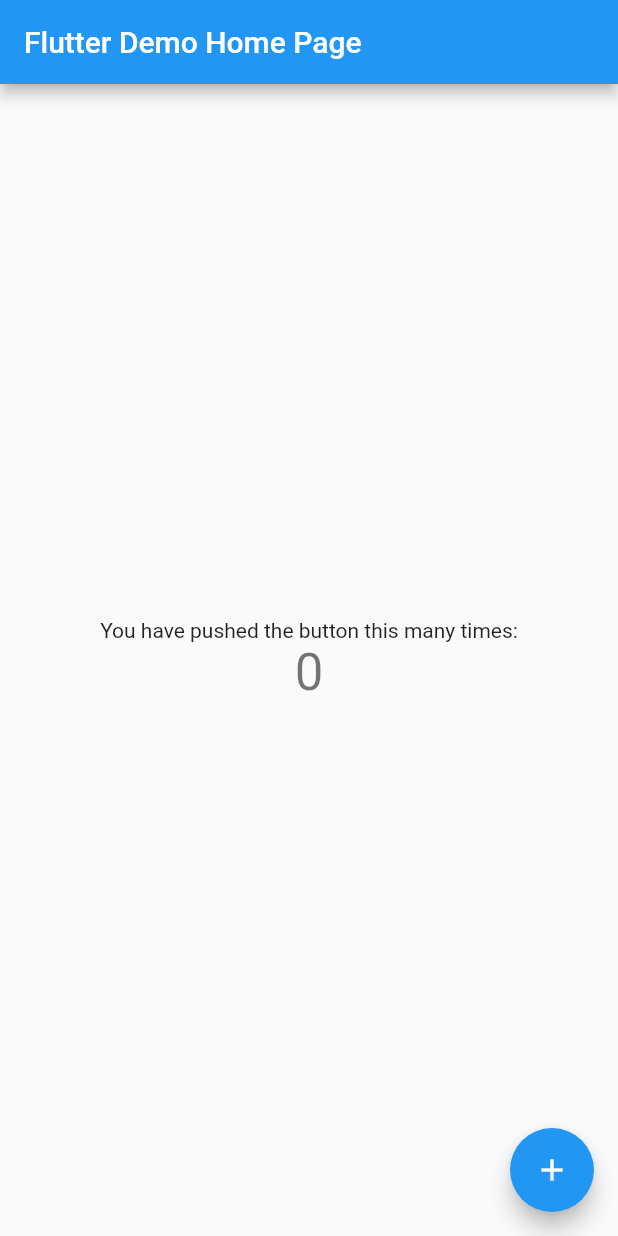
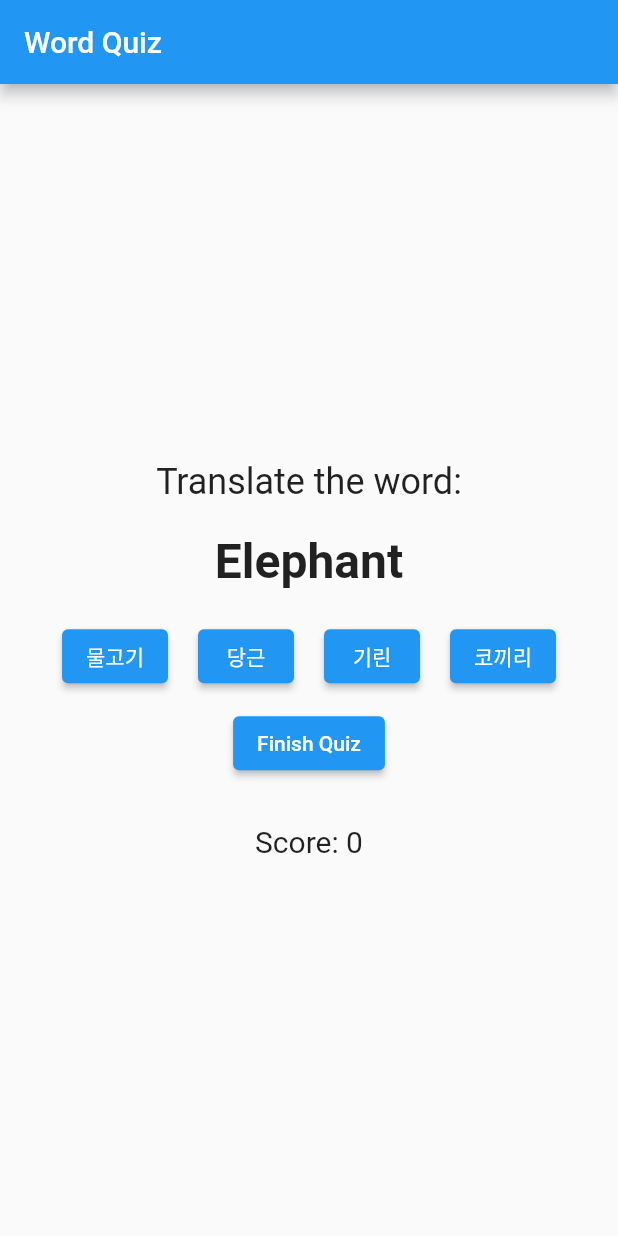
Before and after one commit to HoeYeon/Flutter, a Flutter app: the screen it shows after launch, on a phone screen of 412 x 824 dp. Run offline on Flutter 3.47's test engine with Material 2 defaults, Android fonts, the phone set to English and light mode, and no system bars; our stand-ins replace get, websafe_svg.

Commit message:
Feat: word quiz

```diff
--- a/flutter_puzzle_game/lib/main.dart
+++ b/flutter_puzzle_game/lib/main.dart
@@ -1,115 +1,182 @@
 import 'package:flutter/material.dart';
+import 'dart:math';
 
 void main() {
-  runApp(const MyApp());
+  runApp(WordQuizApp());
 }
 
-class MyApp extends StatelessWidget {
-  const MyApp({super.key});
-
-  // This widget is the root of your application.
+class WordQuizApp extends StatelessWidget {
   @override
   Widget build(BuildContext context) {
     return MaterialApp(
-      title: 'Flutter Demo',
+      title: 'Word Quiz',
       theme: ThemeData(
-        // This is the theme of your application.
-        //
-        // Try running your application with "flutter run". You'll see the
-        // application has a blue toolbar. Then, without quitting the app, try
-        // changing the primarySwatch below to Colors.green and then invoke
-        // "hot reload" (press "r" in the console where you ran "flutter run",
-        // or simply save your changes to "hot reload" in a Flutter IDE).
-        // Notice that the counter didn't reset back to zero; the application
-        // is not restarted.
         primarySwatch: Colors.blue,
       ),
-      home: const MyHomePage(title: 'Flutter Demo Home Page'),
+      home: WordQuizPage(),
     );
   }
 }
 
-class MyHomePage extends StatefulWidget {
-  const MyHomePage({super.key, required this.title});
+class WordQuizPage extends StatefulWidget {
+  @override
+  _WordQuizPageState createState() => _WordQuizPageState();
+}
 
-  // This widget is the home page of your application. It is stateful, meaning
-  // that it has a State object (defined below) that contains fields that affect
-  // how it looks.
+class _WordQuizPageState extends State<WordQuizPage> {
+  final List<String> _words = [
+    'Apple',
+    'Banana',
+    'Carrot',
+    'Dog',
+    'Elephant',
+    'Fish',
+    'Giraffe',
+    'Horse'
+  ];
 
-  // This class is the configuration for the state. It holds the values (in this
-  // case the title) provided by the parent (in this case the App widget) and
-  // used by the build method of the State. Fields in a Widget subclass are
-  // always marked "final".
+  final Map<String, String> _wordTranslations = {
+    'Apple': '사과',
+    'Banana': '바나나',
+    'Carrot': '당근',
+    'Dog': '개',
+    'Elephant': '코끼리',
+    'Fish': '물고기',
+    'Giraffe': '기린',
+    'Horse': '말'
+  };
 
-  final String title;
+  String _currentWord = '';
+  List<String?> _currentOptions = [];
+  String _correctTranslation = '';
+  int _score = 0;
+  bool _quizFinished = false;
 
   @override
-  State<MyHomePage> createState() => _MyHomePageState();
-}
+  void initState() {
+    super.initState();
+    _generateQuiz();
+  }
 
-class _MyHomePageState extends State<MyHomePage> {
-  int _counter = 0;
+  void _generateQuiz() {
+    final random = Random();
+    final wordIndex = random.nextInt(_words.length);
+    final word = _words[wordIndex];
+    final correctTranslation = _wordTranslations[word]!;
+    final options = [_wordTranslations[word]];
 
-  void _incrementCounter() {
+    while (options.length < 4) {
+      final randomIndex = random.nextInt(_words.length);
+      final randomWord = _words[randomIndex];
+      final translation = _wordTranslations[randomWord]!;
+      if (!options.contains(translation)) {
+        options.add(translation);
+      }
+    }
+
+    options.shuffle();
+
     setState(() {
-      // This call to setState tells the Flutter framework that something has
-      // changed in this State, which causes it to rerun the build method below
-      // so that the display can reflect the updated values. If we changed
-      // _counter without calling setState(), then the build method would not be
-      // called again, and so nothing would appear to happen.
-      _counter++;
+      _currentWord = word;
+      _currentOptions = options;
+      _correctTranslation = correctTranslation;
     });
+  }
+
+  void _checkAnswer(String answer) {
+    if (!_quizFinished) {
+      if (answer == _correctTranslation) {
+        setState(() {
+          _score++;
+        });
+      }
+      _generateQuiz();
+    }
+  }
+
+  void _finishQuiz() {
+    setState(() {
+      _quizFinished = true;
+    });
+  }
+
+  void _restartQuiz() {
+    setState(() {
+      _score = 0;
+      _quizFinished = false;
+    });
+    _generateQuiz();
   }
 
   @override
   Widget build(BuildContext context) {
-    // This method is rerun every time setState is called, for instance as done
-    // by the _incrementCounter method above.
-    //
-    // The Flutter framework has been optimized to make rerunning build methods
-    // fast, so that you can just rebuild anything that needs updating rather
-    // than having to individually change instances of widgets.
     return Scaffold(
       appBar: AppBar(
-        // Here we take the value from the MyHomePage object that was created by
-        // the App.build method, and use it to set our appbar title.
-        title: Text(widget.title),
+        title: Text('Word Quiz'),
       ),
-      body: Center(
-        // Center is a layout widget. It takes a single child and positions it
-        // in the middle of the parent.
-        child: Column(
-          // Column is also a layout widget. It takes a list of children and
-          // arranges them vertically. By default, it sizes itself to fit its
-          // children horizontally, and tries to be as tall as its parent.
-          //
-          // Invoke "debug painting" (press "p" in the console, choose the
-          // "Toggle Debug Paint" action from the Flutter Inspector in Android
-          // Studio, or the "Toggle Debug Paint" command in Visual Studio Code)
-          // to see the wireframe for each widget.
-          //
-          // Column has various properties to control how it sizes itself and
-          // how it positions its children. Here we use mainAxisAlignment to
-          // center the children vertically; the main axis here is the vertical
-          // axis because Columns are vertical (the cross axis would be
-          // horizontal).
-          mainAxisAlignment: MainAxisAlignment.center,
-          children: <Widget>[
-            const Text(
-              'You have pushed the button this many times:',
+      body: Column(
+        mainAxisAlignment: MainAxisAlignment.center,
+        crossAxisAlignment: CrossAxisAlignment.center,
+        children: [
+          Text(
+            'Translate the word:',
+            style: TextStyle(fontSize: 24),
+          ),
+          SizedBox(height: 20),
+          Text(
+            _currentWord,
+            style: TextStyle(fontSize: 32, fontWeight: FontWeight.bold),
+          ),
+          SizedBox(height: 20),
+          if (!_quizFinished)
+            Row(
+              mainAxisAlignment: MainAxisAlignment.center,
+              children: _currentOptions
+                  .map(
+                    (option) => Container(
+                      margin: EdgeInsets.symmetric(horizontal: 10),
+                      child: ElevatedButton(
+                        child: Text(option!),
+                        onPressed: () => _checkAnswer(option),
+                      ),
+                    ),
+                  )
+                  .toList(),
             ),
-            Text(
-              '$_counter',
-              style: Theme.of(context).textTheme.headline4,
+          if (!_quizFinished)
+            Container(
+              margin: EdgeInsets.symmetric(vertical: 10),
+              child: ElevatedButton(
+                child: Text('Finish Quiz'),
+                onPressed: _finishQuiz,
+              ),
             ),
-          ],
-        ),
+          if (_quizFinished)
+            Column(
+              children: [
+                Text(
+                  'Quiz Finished!',
+                  style: TextStyle(fontSize: 24),
+                ),
+                SizedBox(height: 10),
+                Text(
+                  'Your Score: $_score / ${_words.length}',
+                  style: TextStyle(fontSize: 20),
+                ),
+                SizedBox(height: 20),
+                ElevatedButton(
+                  child: Text('Restart'),
+                  onPressed: _restartQuiz,
+                ),
+              ],
+            ),
+          SizedBox(height: 20),
+          Text(
+            'Score: $_score',
+            style: TextStyle(fontSize: 20),
+          ),
+        ],
       ),
-      floatingActionButton: FloatingActionButton(
-        onPressed: _incrementCounter,
-        tooltip: 'Increment',
-        child: const Icon(Icons.add),
-      ), // This trailing comma makes auto-formatting nicer for build methods.
     );
   }
 }
```
